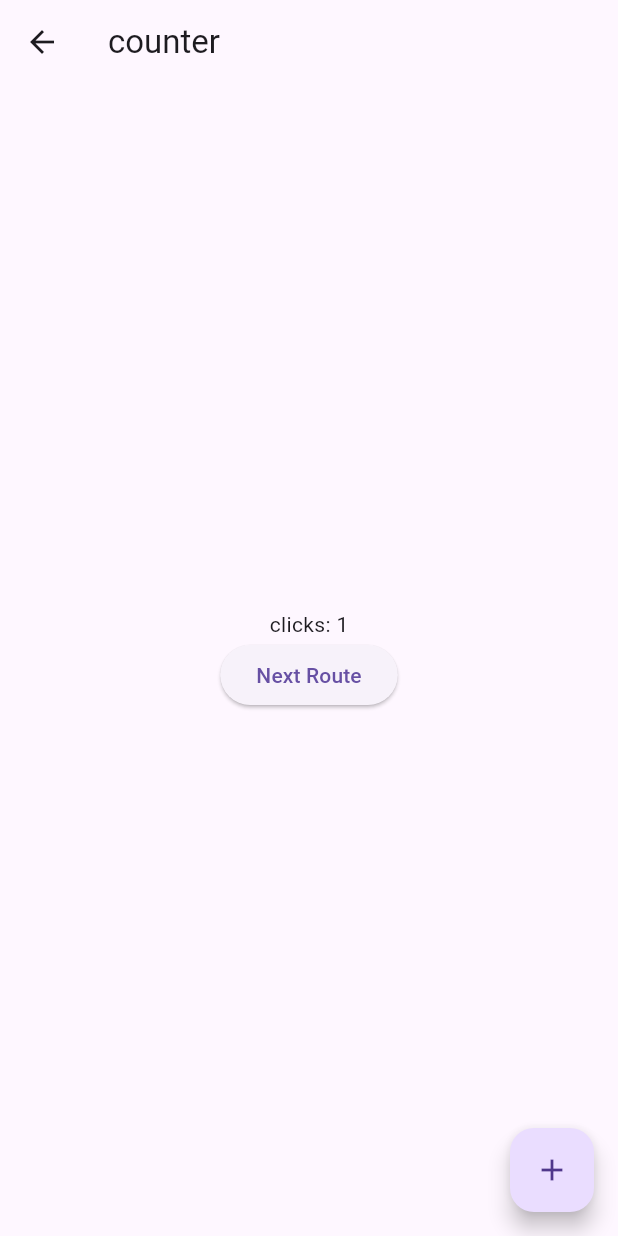
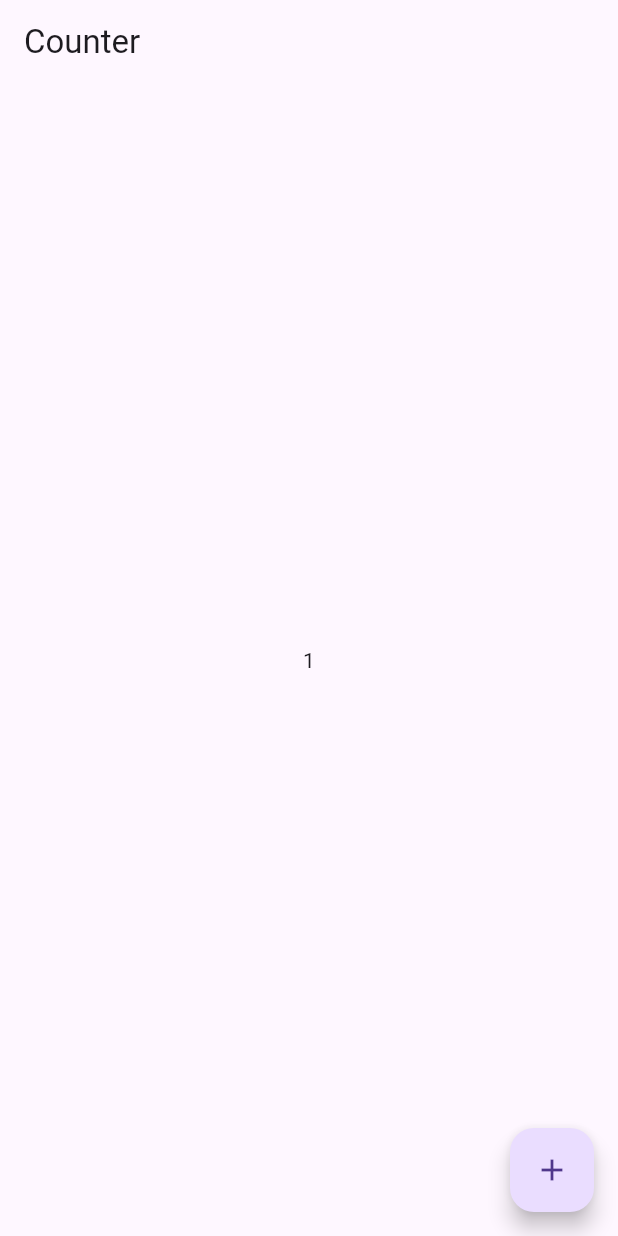
Before and after one commit to iamthien/getx_navi, a Flutter app: the screen it shows after launch, after a tap on the "add" icon, on a phone screen of 412 x 824 dp. Run offline on Flutter 3.47's test engine with Material 3 defaults, Android fonts, the phone set to English and light mode, and no system bars; our stand-ins replace get.

Commit message:
using getview

```diff
--- a/lib/count_controller.dart
+++ /dev/null
@@ -1,10 +0,0 @@
-import 'package:get/get.dart';
-
-class Controller extends GetxController {
-  var count = 0.obs;
-  void increment() {
-    count++;
-    //update();
-    // GetX is reactive, so you dont need to define update() function. Instead using .obs in the variables
-  }
-}
--- /dev/null
+++ b/lib/home_binding.dart
@@ -0,0 +1,10 @@
+import 'package:get/get.dart';
+import 'package:flutter/material.dart';
+import 'package:getx_navi/home_controller.dart';
+
+class HomeBinding implements Bindings {
+  @override
+  void dependencies() {
+    Get.lazyPut(() => HomeController());
+  }
+}
--- /dev/null
+++ b/lib/home_controller.dart
@@ -0,0 +1,7 @@
+import 'package:flutter/material.dart';
+import 'package:get/get.dart';
+
+class HomeController extends GetxController {
+  var count = 0.obs;
+  void increase() => count++;
+}
--- /dev/null
+++ b/lib/home_view.dart
@@ -0,0 +1,19 @@
+import 'package:flutter/material.dart';
+import 'package:get/get.dart';
+import 'package:getx_navi/home_controller.dart';
+
+class HomeView extends GetView<HomeController> {
+  @override
+  Widget build(BuildContext context) {
+    return Scaffold(
+      appBar: AppBar(title: const Text("Counter")),
+      body: Center(
+        child: Obx(() => Text("${controller.count}")), // Bỏ const ở đây
+      ),
+      floatingActionButton: FloatingActionButton(
+        child: const Icon(Icons.add),
+        onPressed: controller.increase,
+      ),
+    );
+  }
+}
--- a/lib/main.dart
+++ b/lib/main.dart
@@ -1,68 +1,13 @@
 import 'package:flutter/material.dart';
 import 'package:get/get.dart';
-import 'package:getx_navi/count_controller.dart';
-import 'package:getx_navi/sample_bind.dart';
+import 'package:getx_navi/home_binding.dart';
+import 'package:getx_navi/home_view.dart';
 
 void main() {
   runApp(GetMaterialApp(
     initialRoute: "/home",
     getPages: [
-      GetPage(name: "/home", page: () => Home(), binding: SampleBind()),
-      GetPage(name: "/second", page: () => Second())
+      GetPage(name: "/home", page: () => HomeView(), binding: HomeBinding())
     ],
-    //Using GetMaterialApp instead of MaterialApp
-    home: Home(),
   ));
 }
-
-//Screen 1
-class Home extends StatelessWidget {
-  final controller = Get.put(Controller());
-  @override
-  Widget build(BuildContext context) {
-    return Scaffold(
-      appBar: AppBar(title: const Text("counter")),
-      body: Center(
-        child: Column(
-          mainAxisAlignment: MainAxisAlignment.center,
-          children: [
-            //GetBuilder<Controller>( // Because using obs, we dont need to use GetBuilder. We can use only GetX
-            // GetBuilder<Controller>(
-            //     builder: (_) => Text(
-            //           'clicks: ${controller.count}',
-            //         )),
-            // GetX<Controller>(
-            //     builder: (_) => Text(
-            //           'clicks: ${controller.count}',
-            //         )),
-            Obx(() => Text(
-                  'clicks: ${controller.count}',
-                )),
-            ElevatedButton(
-              child: const Text('Next Route'),
-              onPressed: () {
-                // Get.to(Second());
-                Get.toNamed("/second");
-              },
-            ),
-          ],
-        ),
-      ),
-      floatingActionButton: FloatingActionButton(
-        child: const Icon(Icons.add),
-        onPressed: () =>
-            controller.increment(), // Use a function reference here
-      ),
-    );
-  }
-}
-
-//Screen 2
-// Using Get.find() to retrieve the value of ctrl (Controller class -> where store count value)
-class Second extends StatelessWidget {
-  final Controller ctrl = Get.find();
-  @override
-  Widget build(context) {
-    return Scaffold(body: Center(child: Text("${ctrl.count}")));
-  }
-}
--- a/lib/sample_bind.dart
+++ /dev/null
@@ -1,9 +0,0 @@
-import 'package:get/get.dart';
-import 'package:getx_navi/count_controller.dart';
-
-class SampleBind extends Bindings {
-  @override
-  void dependencies() {
-    Get.lazyPut<Controller>(() => Controller());
-  }
-}
```
